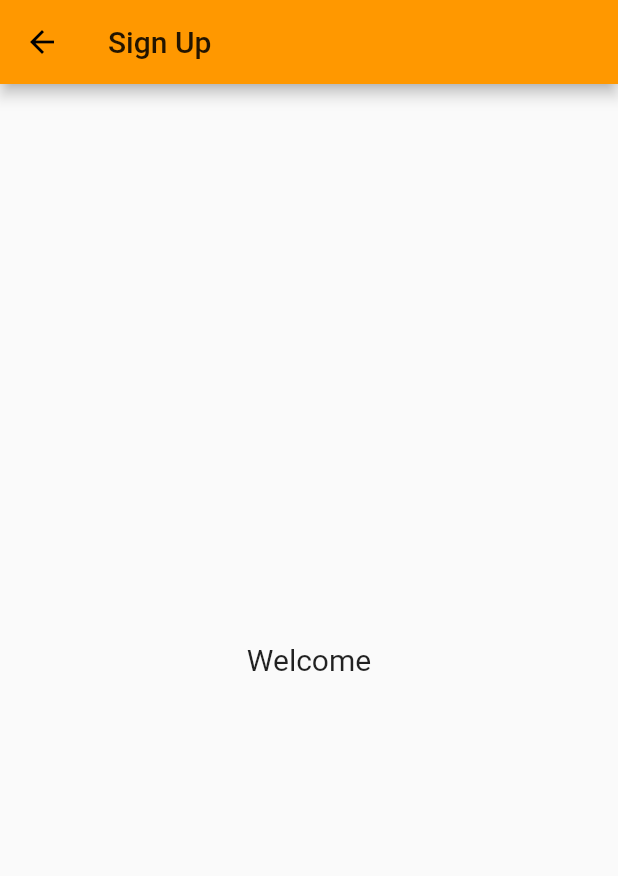
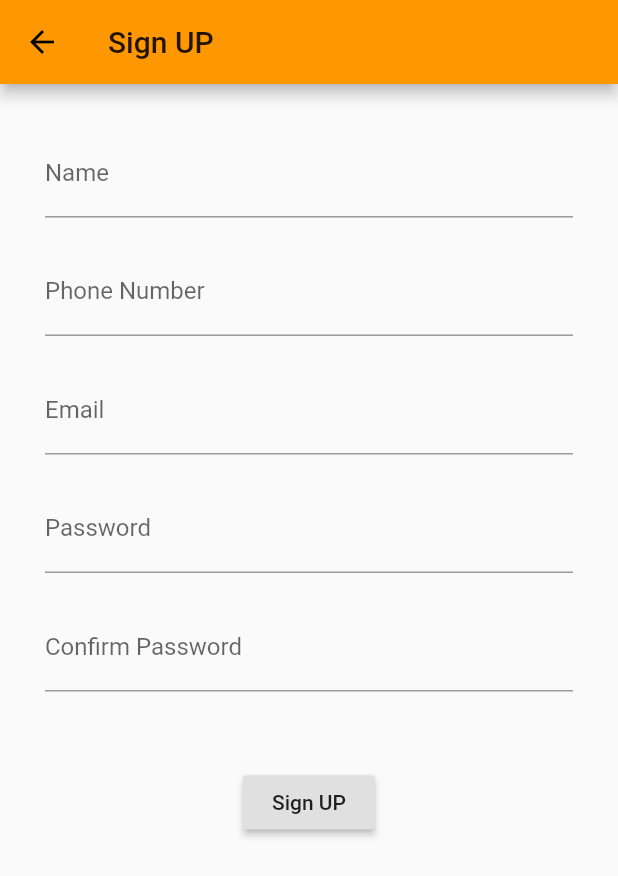
Before and after one commit to agrawalharsh90/flutter-firebase-authentication, a Flutter app: the SignupPage screen opened directly, on a phone screen of 412 x 824 dp. Shown: the top 876 px of the screen. Run offline on Flutter 3.47's test engine with Material 2 defaults, Android fonts, the phone set to English and light mode, and no system bars; our stand-ins replace firebase_auth; accounts and stored records are empty.

Commit message:
minor changes

```diff
--- a/lib/presentation/signup_page.dart
+++ b/lib/presentation/signup_page.dart
@@ -1,18 +1,121 @@
 import 'package:flutter/material.dart';
 
-class SignupPage extends StatelessWidget {
+class SignupPage extends StatefulWidget {
+  @override
+  _SignupPageState createState() => _SignupPageState();
+}
+
+class _SignupPageState extends State<SignupPage> {
+  String _name;
+
+  String _phone;
+
+  String _email;
+
+  String _password;
+
+  final GlobalKey<FormState> _formKey = GlobalKey<FormState>();
+
   @override
   Widget build(BuildContext context) {
     return Scaffold(
       appBar: AppBar(
-        title: Text("Sign Up"),
+        title: Text("Sign UP"),
       ),
       body: Center(
-        child: Text(
-          "Welcome",
-          style: TextStyle(fontSize: 20),
+          child: Form(
+        key: _formKey,
+        child: Container(
+          margin: EdgeInsets.all(30),
+          child: Column(
+            children: <Widget>[
+              TextFormField(
+                validator: (input) {
+                  if (input.isEmpty) {
+                    return 'Please type Name';
+                  }
+                },
+                onSaved: (input) => _name = input,
+                decoration: InputDecoration(
+                  labelText: 'Name',
+                ),
+              ),
+              SizedBox(
+                height: 20,
+              ),
+              TextFormField(
+                validator: (input) {
+                  if (input.length < 10) {
+                    return 'Please type an valid phone number';
+                  }
+                },
+                onSaved: (input) => _phone = input,
+                decoration: InputDecoration(
+                  labelText: 'Phone Number',
+                ),
+              ),
+              SizedBox(
+                height: 20,
+              ),
+              TextFormField(
+                validator: (input) {
+                  if (input.isEmpty) {
+                    return 'Please type an email';
+                  }
+                },
+                onSaved: (input) => _email = input,
+                decoration: InputDecoration(
+                  labelText: 'Email',
+                ),
+              ),
+              SizedBox(
+                height: 20,
+              ),
+              TextFormField(
+                validator: (input) {
+                  if (input.length < 6) {
+                    return 'Please type an valid password';
+                  }
+                },
+                onSaved: (input) => _password = input,
+                decoration: InputDecoration(
+                  labelText: 'Password',
+                ),
+                obscureText: true,
+              ),
+              SizedBox(
+                height: 20,
+              ),
+              TextFormField(
+                validator: (input) {
+                  if (input != _password) {
+                    return 'Password mismatch';
+                  }
+                },
+                decoration: InputDecoration(
+                  labelText: 'Confirm Password',
+                ),
+                obscureText: true,
+              ),
+              SizedBox(
+                height: 50,
+              ),
+              RaisedButton(
+                onPressed: _signup,
+                child: Text('Sign UP'),
+              )
+            ],
+          ),
         ),
-      ),
+      )),
     );
   }
+
+  _signup() {
+    final formState = _formKey.currentState;
+    if (formState.validate()) {
+      //firbase inegrate
+      print("form validated");
+    }
+  }
 }
--- a/pubspec.yaml
+++ b/pubspec.yaml
@@ -23,6 +23,7 @@ dependencies:
   # The following adds the Cupertino Icons font to your application.
   # Use with the CupertinoIcons class for iOS style icons.
   cupertino_icons: ^0.1.2
+  firebase_auth: ^0.15.0
 
 dev_dependencies:
   flutter_test:
```
Also changed, not shown: lib/presentation/login_page.dart (+76 -6 lines), pubspec.lock, 1 other file.
